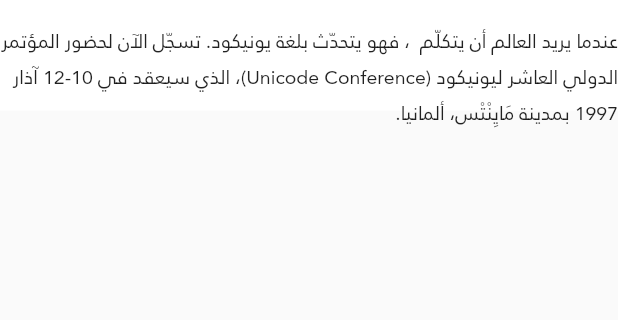
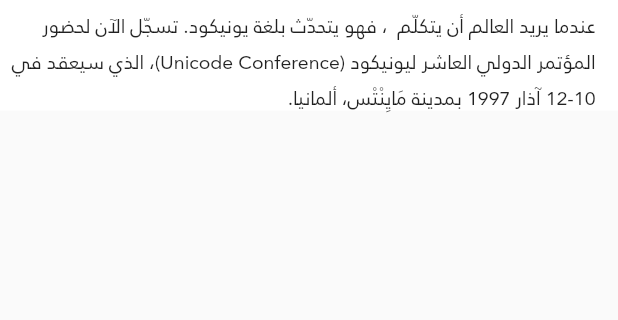
Before and after one commit to BLANK-13/0000, a Flutter app: the HomePageTweets widget shown alone on an empty page, opened directly, on a phone screen of 412 x 824 dp, the part 107-427 px from its top. Run offline on Flutter 3.47's test engine with Material 2 defaults, Android fonts, the phone set to English and light mode, and no system bars; our stand-ins replace bloc, equatable, file_picker, flutter_bloc, localize_and_translate; network calls fail.

Commit message:
Update home_page_tweets.dart

```diff
--- a/lib/widgets/home_page_tweets.dart
+++ b/lib/widgets/home_page_tweets.dart
@@ -33,24 +33,28 @@
                 ),
                 Row(
                   mainAxisAlignment: MainAxisAlignment.start,
-                  children: [
+                  children: const [
                     Text(
-                      isAr ? 'spl@' : '@spl',
-                      style: const TextStyle(
+                      '@spl',
+                      textDirection: TextDirection.ltr,
+                      style: TextStyle(
                         fontSize: 14,
                         color: Color(0xFF6A6666),
                         fontFamily: 'JannaLT',
                       ),
                     ),
-                    const SizedBox(width: 50)
+                    SizedBox(width: 50)
                   ],
                 ),
               ],
             ),
           ],
         ),
-        const SizedBox(height: 10),
-        Text(
+        Padding(
+          padding: isAr
+              ? const EdgeInsets.fromLTRB(0, 0, 15, 0)
+              : const EdgeInsets.fromLTRB(15, 0, 0, 0),
+          child: Text(
             isAr
                 ? 'عندما يريد العالم أن يتكلّم  ، فهو يتحدّث بلغة يونيكود. تسجّل الآن لحضور المؤتمر الدولي العاشر ليونيكود (Unicode Conference)، الذي سيعقد في 10-12 آذار 1997 بمدينة مَايِنْتْس، ألمانيا. '
                 : '"When the world wants to talk, it speaks Unicode. Register now to attend the Tenth International Unicode Conference, which will be held on 10-12 March 1997 in Mainz, Germany. The conference will bring together experts from all sectors of the industry on the Internet and Unicode, where both international and local will discuss ways to use Unicode in existing systems and in terms of computer applications, fonts, text design and multilingual computing when the world wants to speak It speaks Unicode. Register now to attend the Tenth International Unicode Conference, which will be held on 10-12 March 1997 in Mainz, Germany.',
@@ -60,6 +64,7 @@
               fontFamily: 'JannaLT',
             ),
           ),
+        ),
       ]),
     );
   }
```
Lines whose indentation alone changed are shown as unchanged.
